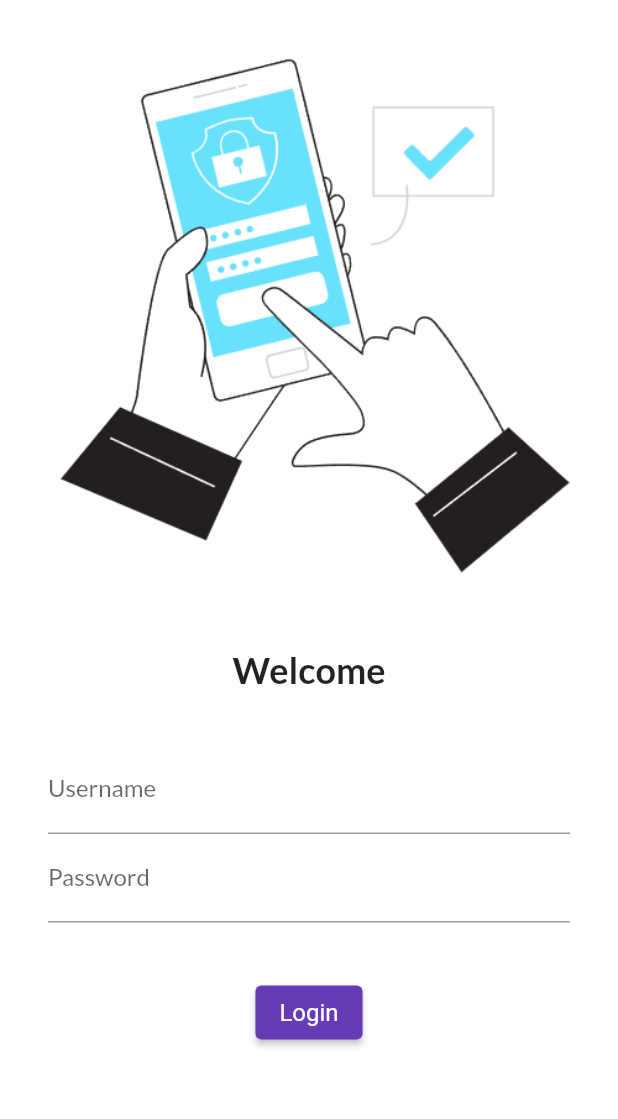
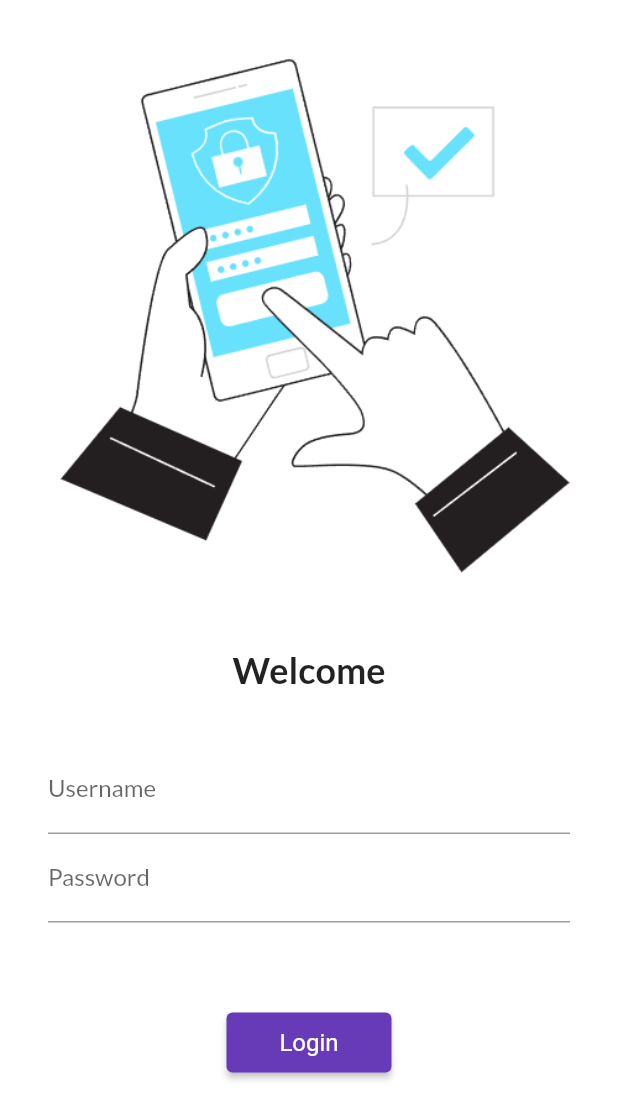
Before and after one commit to shuptorahman/30DaysOfFlutter, a Flutter app: the screen it shows after launch, on a phone screen of 412 x 824 dp. Shown: the top 1119 px of the screen. Run offline on Flutter 3.47's test engine with Material 3 defaults, Android fonts, the phone set to English and light mode, and no system bars; our stand-ins replace google_fonts.

Commit message:
day5 completed

```diff
--- a/lib/main.dart
+++ b/lib/main.dart
@@ -2,6 +2,7 @@ import 'package:flutter/material.dart';
 import 'package:flutter_catalog/pages/home_screen.dart';
 import 'package:flutter_catalog/pages/login_screen.dart';
 import 'package:google_fonts/google_fonts.dart';
+import 'package:flutter_catalog/utils/myroutes.dart';
 
 void main() {
   runApp(MyApp());
@@ -26,8 +27,8 @@ class MyApp extends StatelessWidget {
       // initialRoute: "/home",
       routes: {
         "/": (context) => LoginScreen(),
-        "/home": (context) => HomeScreen(),
-        "/login": (context) => LoginScreen(),
+        MyRoutes.homeRoutes: (context) => HomeScreen(),
+        MyRoutes.loginRoutes: (context) => LoginScreen(),
       },
     );
   }
--- a/lib/pages/login_screen.dart
+++ b/lib/pages/login_screen.dart
@@ -1,4 +1,5 @@
 import 'package:flutter/material.dart';
+import 'package:flutter_catalog/utils/myroutes.dart';
 
 class LoginScreen extends StatelessWidget {
   const LoginScreen({super.key});
@@ -7,6 +8,7 @@ class LoginScreen extends StatelessWidget {
   Widget build(BuildContext context) {
     return Material(
       color: Colors.white,
+      child: SingleChildScrollView(
         child: Column(
           children: [
             Image.asset("assets/images/login_page.png"),
@@ -42,19 +44,24 @@ class LoginScreen extends StatelessWidget {
                 ],
               ),
             ),
-          SizedBox(height: 20),
+            SizedBox(height: 40),
             ElevatedButton(
               style: ElevatedButton.styleFrom(
                 foregroundColor: Colors.white,
                 textStyle: TextStyle(fontSize: 16),
+                minimumSize: Size(110, 40),
               ),
               onPressed: () {
-              print("Login Button Pressed");
+                Navigator.pushNamed(
+                  context,
+                  MyRoutes.homeRoutes,
+                );
               },
               child: Text("Login"),
             ),
           ],
         ),
+      ),
     );
   }
 }
--- /dev/null
+++ b/lib/utils/myroutes.dart
@@ -0,0 +1,4 @@
+class MyRoutes {
+  static String homeRoutes = "/home";
+  static String loginRoutes = "/login";
+}
```
Lines whose indentation alone changed are shown as unchanged.
